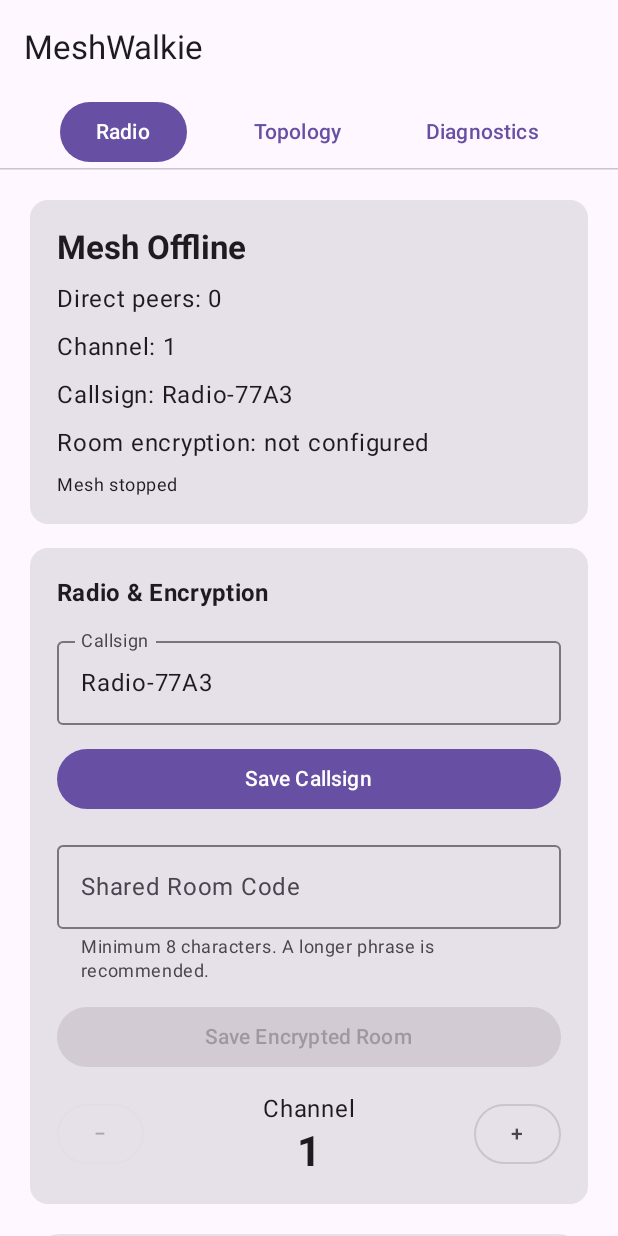
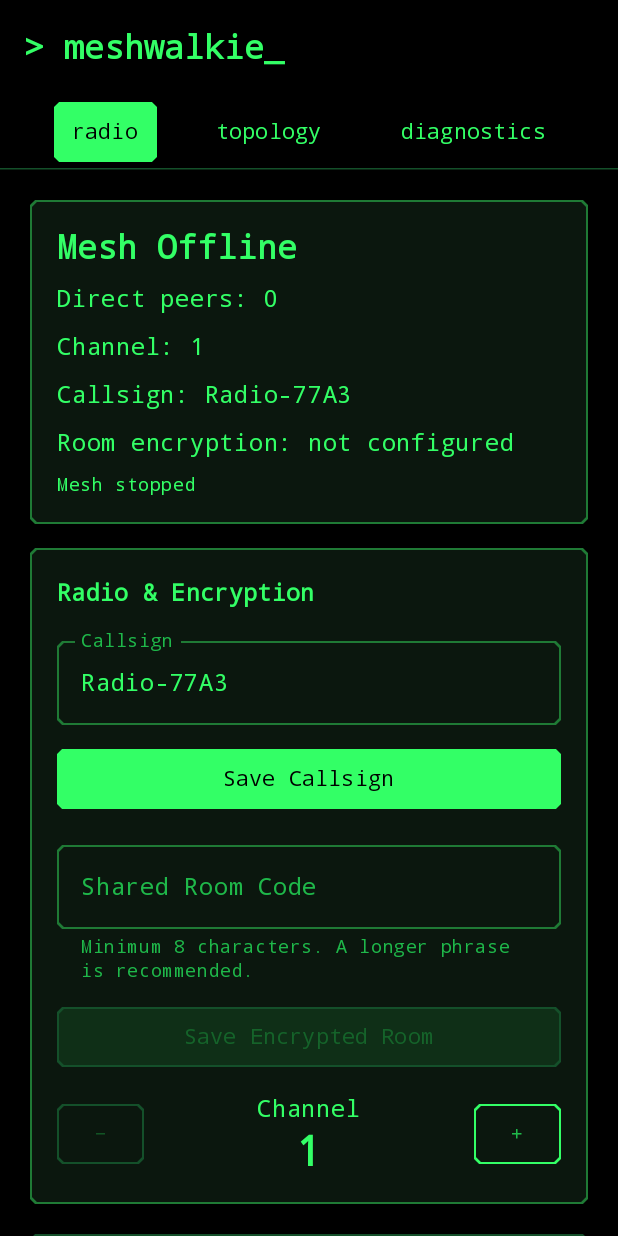
Before and after one commit to KeiranGamingTV/MeshWalkie, an Android app built with Jetpack Compose: the screen it shows after launch (MainActivity), on a phone screen of 412 x 824 dp. Run offline under Robolectric (Android 15) with nearby library versions, the phone set to English and light mode, and no system bars.

Commit message:
just working on getting this app how i fooking want it

```diff
--- a/app/src/main/java/com/keiranhaas/bluetoothwalkie/ui/DiagnosticsScreen.kt
+++ b/app/src/main/java/com/keiranhaas/bluetoothwalkie/ui/DiagnosticsScreen.kt
@@ -8,7 +8,6 @@ import androidx.compose.foundation.layout.fillMaxWidth
 import androidx.compose.foundation.layout.padding
 import androidx.compose.foundation.rememberScrollState
 import androidx.compose.foundation.verticalScroll
-import androidx.compose.material3.Card
 import androidx.compose.material3.HorizontalDivider
 import androidx.compose.material3.MaterialTheme
 import androidx.compose.material3.Text
--- a/app/src/main/java/com/keiranhaas/bluetoothwalkie/ui/MeshWalkieApp.kt
+++ b/app/src/main/java/com/keiranhaas/bluetoothwalkie/ui/MeshWalkieApp.kt
@@ -13,19 +13,15 @@ import androidx.compose.foundation.layout.height
 import androidx.compose.foundation.layout.padding
 import androidx.compose.foundation.layout.size
 import androidx.compose.foundation.rememberScrollState
-import androidx.compose.foundation.shape.CircleShape
+import androidx.compose.foundation.BorderStroke
+import androidx.compose.foundation.shape.CutCornerShape
 import androidx.compose.foundation.verticalScroll
-import androidx.compose.material3.Button
-import androidx.compose.material3.Card
 import androidx.compose.material3.ExperimentalMaterial3Api
 import androidx.compose.material3.HorizontalDivider
 import androidx.compose.material3.MaterialTheme
-import androidx.compose.material3.OutlinedButton
-import androidx.compose.material3.OutlinedTextField
 import androidx.compose.material3.Scaffold
 import androidx.compose.material3.Surface
 import androidx.compose.material3.Text
-import androidx.compose.material3.TextButton
 import androidx.compose.material3.TopAppBar
 import androidx.compose.runtime.Composable
 import androidx.compose.runtime.LaunchedEffect
@@ -88,7 +84,8 @@ fun MeshWalkieApp(
             TopAppBar(
                 title = {
                     Text(
-                        "MeshWalkie"
+                        text = "> meshwalkie_",
+                        fontWeight = FontWeight.Bold
                     )
                 }
             )
@@ -248,7 +245,7 @@ private fun ScreenButton(
                 onClick
         ) {
             Text(
-                text
+                text.lowercase()
             )
         }
 
@@ -259,7 +256,7 @@ private fun ScreenButton(
                 onClick
         ) {
             Text(
-                text
+                text.lowercase()
             )
         }
     }
@@ -841,38 +838,42 @@ private fun PushToTalkButton(
 
     val busy =
         !transmitting &&
-            busyCallsign != null
+                busyCallsign != null
+
+    val scheme =
+        MaterialTheme.colorScheme
 
     val background =
         when {
+            !enabled -> scheme.surfaceVariant
+            transmitting -> scheme.errorContainer
+            busy -> scheme.tertiaryContainer
+            else -> scheme.primaryContainer
+        }
 
-            !enabled ->
-                MaterialTheme
-                    .colorScheme
-                    .surfaceVariant
-
-            transmitting ->
-                MaterialTheme
-                    .colorScheme
-                    .errorContainer
-
-            busy ->
-                MaterialTheme
-                    .colorScheme
-                    .tertiaryContainer
-
-            else ->
-                MaterialTheme
-                    .colorScheme
-                    .primaryContainer
+    val accent =
+        when {
+            !enabled -> scheme.outline
+            transmitting -> scheme.error
+            busy -> scheme.tertiary
+            else -> scheme.primary
         }
 
     Surface(
         shape =
-            CircleShape,
+            CutCornerShape(24.dp),
 
-        tonalElevation =
-            8.dp,
+        color =
+            background,
+
+        contentColor =
+            accent,
+
+        border =
+            BorderStroke(
+                3.dp,
+                accent
+            ),
 
         modifier =
             Modifier
@@ -907,11 +908,7 @@ private fun PushToTalkButton(
         Box(
             modifier =
                 Modifier
-                    .fillMaxSize()
-                    .background(
-                        background,
-                        CircleShape
-                    ),
+                    .fillMaxSize(),
 
             contentAlignment =
                 Alignment.Center
@@ -947,17 +944,20 @@ private fun PushToTalkButton(
                     text =
                         when {
                             transmitting ->
-                                "Release to stop"
+                                "release to stop"
 
                             busy ->
                                 "$busyCallsign is talking"
 
                             else ->
-                                "TO TALK"
+                                "to talk"
                         },
 
                     fontSize =
-                        18.sp
+                        16.sp,
+
+                    textAlign =
+                        TextAlign.Center
                 )
             }
         }
--- /dev/null
+++ b/app/src/main/java/com/keiranhaas/bluetoothwalkie/ui/TerminalComponents.kt
@@ -0,0 +1,135 @@
+package com.keiranhaas.bluetoothwalkie.ui
+
+import androidx.compose.foundation.BorderStroke
+import androidx.compose.foundation.layout.ColumnScope
+import androidx.compose.foundation.layout.PaddingValues
+import androidx.compose.foundation.layout.RowScope
+import androidx.compose.foundation.shape.CutCornerShape
+import androidx.compose.material3.MaterialTheme
+import androidx.compose.runtime.Composable
+import androidx.compose.ui.Modifier
+import androidx.compose.ui.text.input.VisualTransformation
+import androidx.compose.ui.unit.dp
+
+private val TerminalShape =
+    CutCornerShape(4.dp)
+
+private val ButtonPadding =
+    PaddingValues(
+        horizontal = 12.dp,
+        vertical = 10.dp
+    )
+
+@Composable
+fun Button(
+    onClick: () -> Unit,
+    modifier: Modifier = Modifier,
+    enabled: Boolean = true,
+    content: @Composable RowScope.() -> Unit
+) {
+
+    androidx.compose.material3.Button(
+        onClick = onClick,
+        modifier = modifier,
+        enabled = enabled,
+        shape = TerminalShape,
+        border =
+            BorderStroke(
+                1.dp,
+                if (enabled) {
+                    MaterialTheme.colorScheme.primary
+                } else {
+                    MaterialTheme.colorScheme.outlineVariant
+                }
+            ),
+        contentPadding = ButtonPadding,
+        content = content
+    )
+}
+
+@Composable
+fun OutlinedButton(
+    onClick: () -> Unit,
+    modifier: Modifier = Modifier,
+    enabled: Boolean = true,
+    content: @Composable RowScope.() -> Unit
+) {
+
+    androidx.compose.material3.OutlinedButton(
+        onClick = onClick,
+        modifier = modifier,
+        enabled = enabled,
+        shape = TerminalShape,
+        border =
+            BorderStroke(
+                1.dp,
+                if (enabled) {
+                    MaterialTheme.colorScheme.primary
+                } else {
+                    MaterialTheme.colorScheme.outlineVariant
+                }
+            ),
+        contentPadding = ButtonPadding,
+        content = content
+    )
+}
+
+@Composable
+fun TextButton(
+    onClick: () -> Unit,
+    modifier: Modifier = Modifier,
+    enabled: Boolean = true,
+    content: @Composable RowScope.() -> Unit
+) {
+
+    androidx.compose.material3.TextButton(
+        onClick = onClick,
+        modifier = modifier,
+        enabled = enabled,
+        shape = TerminalShape,
+        contentPadding = ButtonPadding,
+        content = content
+    )
+}
+
+@Composable
+fun Card(
+    modifier: Modifier = Modifier,
+    content: @Composable ColumnScope.() -> Unit
+) {
+
+    androidx.compose.material3.Card(
+        modifier = modifier,
+        shape = TerminalShape,
+        border =
+            BorderStroke(
+                1.dp,
+                MaterialTheme.colorScheme.outline
+            ),
+        content = content
+    )
+}
+
+@Composable
+fun OutlinedTextField(
+    value: String,
+    onValueChange: (String) -> Unit,
+    modifier: Modifier = Modifier,
+    singleLine: Boolean = false,
+    visualTransformation: VisualTransformation =
+        VisualTransformation.None,
+    label: (@Composable () -> Unit)? = null,
+    supportingText: (@Composable () -> Unit)? = null
+) {
+
+    androidx.compose.material3.OutlinedTextField(
+        value = value,
+        onValueChange = onValueChange,
+        modifier = modifier,
+        singleLine = singleLine,
+        visualTransformation = visualTransformation,
+        label = label,
+        supportingText = supportingText,
+        shape = TerminalShape
+    )
+}
--- a/app/src/main/java/com/keiranhaas/bluetoothwalkie/ui/TopologyScreen.kt
+++ b/app/src/main/java/com/keiranhaas/bluetoothwalkie/ui/TopologyScreen.kt
@@ -10,7 +10,6 @@ import androidx.compose.foundation.layout.height
 import androidx.compose.foundation.layout.padding
 import androidx.compose.foundation.rememberScrollState
 import androidx.compose.foundation.verticalScroll
-import androidx.compose.material3.Card
 import androidx.compose.material3.MaterialTheme
 import androidx.compose.material3.Text
 import androidx.compose.runtime.Composable
@@ -26,6 +25,7 @@ import kotlin.math.cos
 import kotlin.math.min
 import kotlin.math.sin
 import androidx.compose.ui.graphics.toArgb
+import android.graphics.Typeface
 
 @Composable
 fun TopologyScreen(
@@ -328,6 +328,8 @@ private fun TopologyGraph(
 
             val centerPaint =
                 Paint().apply {
+                    typeface =
+                        Typeface.MONOSPACE
 
                     color =
                         textColor
@@ -364,6 +366,8 @@ private fun TopologyGraph(
 
             val nodePaint =
                 Paint().apply {
+                    typeface =
+                        Typeface.MONOSPACE
 
                     color =
                         textColor
--- a/app/src/main/java/com/keiranhaas/bluetoothwalkie/ui/theme/Theme.kt
+++ b/app/src/main/java/com/keiranhaas/bluetoothwalkie/ui/theme/Theme.kt
@@ -1,28 +1,115 @@
 package com.keiranhaas.bluetoothwalkie.ui.theme
 
-import androidx.compose.foundation.isSystemInDarkTheme
+import android.app.Activity
+import androidx.compose.foundation.shape.CutCornerShape
 import androidx.compose.material3.MaterialTheme
+import androidx.compose.material3.Shapes
+import androidx.compose.material3.Typography
 import androidx.compose.material3.darkColorScheme
-import androidx.compose.material3.lightColorScheme
 import androidx.compose.runtime.Composable
+import androidx.compose.runtime.SideEffect
+import androidx.compose.ui.graphics.Color
+import androidx.compose.ui.platform.LocalView
+import androidx.compose.ui.text.TextStyle
+import androidx.compose.ui.text.font.FontFamily
+import androidx.compose.ui.unit.dp
+import androidx.core.view.WindowCompat
+
+private val TerminalColors =
+    darkColorScheme(
+        primary = Color(0xFF33FF66),
+        onPrimary = Color(0xFF000000),
+        primaryContainer = Color(0xFF0A3D1A),
+        onPrimaryContainer = Color(0xFF33FF66),
+        secondary = Color(0xFF22C55E),
+        onSecondary = Color(0xFF000000),
+        tertiary = Color(0xFFFFD84D),
+        onTertiary = Color(0xFF000000),
+        tertiaryContainer = Color(0xFF3D3405),
+        onTertiaryContainer = Color(0xFFFFD84D),
+        error = Color(0xFFFF5555),
+        onError = Color(0xFF000000),
+        errorContainer = Color(0xFF4A0A0A),
+        onErrorContainer = Color(0xFFFF7777),
+        background = Color(0xFF000000),
+        onBackground = Color(0xFF33FF66),
+        surface = Color(0xFF000000),
+        onSurface = Color(0xFF33FF66),
+        surfaceVariant = Color(0xFF0F1F14),
+        onSurfaceVariant = Color(0xFF1FB84A),
+        surfaceContainerLowest = Color(0xFF000000),
+        surfaceContainerLow = Color(0xFF050A06),
+        surfaceContainer = Color(0xFF08110A),
+        surfaceContainerHigh = Color(0xFF0B170E),
+        surfaceContainerHighest = Color(0xFF0B170E),
+        outline = Color(0xFF1F7A35),
+        outlineVariant = Color(0xFF14502A)
+    )
+
+private val TerminalShapes =
+    Shapes(
+        extraSmall = CutCornerShape(2.dp),
+        small = CutCornerShape(4.dp),
+        medium = CutCornerShape(4.dp),
+        large = CutCornerShape(6.dp),
+        extraLarge = CutCornerShape(8.dp)
+    )
+
+private fun TextStyle.mono(): TextStyle =
+    copy(fontFamily = FontFamily.Monospace)
+
+private val BaseTypography = Typography()
+
+private val TerminalTypography =
+    Typography(
+        displayLarge = BaseTypography.displayLarge.mono(),
+        displayMedium = BaseTypography.displayMedium.mono(),
+        displaySmall = BaseTypography.displaySmall.mono(),
+        headlineLarge = BaseTypography.headlineLarge.mono(),
+        headlineMedium = BaseTypography.headlineMedium.mono(),
+        headlineSmall = BaseTypography.headlineSmall.mono(),
+        titleLarge = BaseTypography.titleLarge.mono(),
+        titleMedium = BaseTypography.titleMedium.mono(),
+        titleSmall = BaseTypography.titleSmall.mono(),
+        bodyLarge = BaseTypography.bodyLarge.mono(),
+        bodyMedium = BaseTypography.bodyMedium.mono(),
+        bodySmall = BaseTypography.bodySmall.mono(),
+        labelLarge = BaseTypography.labelLarge.mono(),
+        labelMedium = BaseTypography.labelMedium.mono(),
+        labelSmall = BaseTypography.labelSmall.mono()
+    )
 
 @Composable
 fun MeshWalkieTheme(
-    darkTheme: Boolean =
-        isSystemInDarkTheme(),
     content:
-        @Composable () -> Unit
+    @Composable () -> Unit
 ) {
 
-    val colors =
-        if (darkTheme) {
-            darkColorScheme()
-        } else {
-            lightColorScheme()
+    val view =
+        LocalView.current
+
+    if (!view.isInEditMode) {
+
+        SideEffect {
+
+            val window =
+                (view.context as Activity)
+                    .window
+
+            WindowCompat
+                .getInsetsController(
+                    window,
+                    view
+                )
+                .isAppearanceLightStatusBars =
+                false
         }
+    }
 
     MaterialTheme(
-        colorScheme = colors,
+        colorScheme = TerminalColors,
+        shapes = TerminalShapes,
+        typography = TerminalTypography,
         content = content
     )
 }
```
